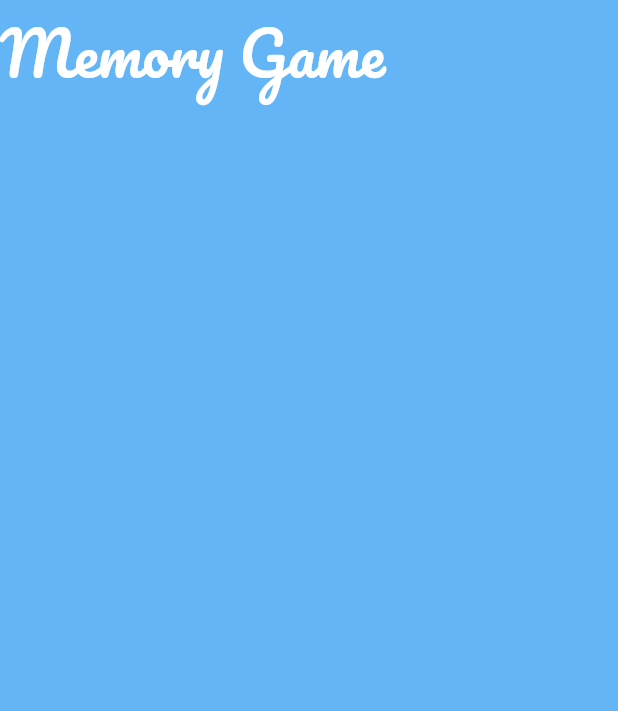
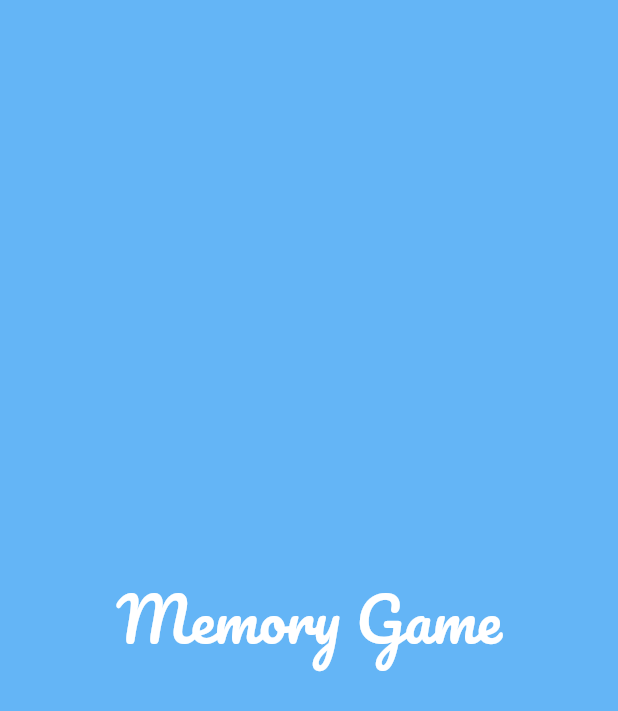
Before and after one commit to atharvaarankalle/memorygame, a Flutter app: the screen it shows after launch, on a phone screen of 412 x 824 dp. Shown: the top 711 px of the screen. Run offline on Flutter 3.47's test engine with Material 2 defaults, Android fonts, the phone set to English and light mode, and no system bars.

Commit message:
Finish header section

```diff
--- a/lib/header.dart
+++ b/lib/header.dart
@@ -9,6 +9,6 @@ class Header extends StatelessWidget {
 
   @override
   Widget build(BuildContext context) {
-    return Text(titleOfGame, style: TextStyle(color: Colors.white, fontSize: 40, fontFamily: 'Pacifico'));
+    return Center(child: Text(titleOfGame, style: TextStyle(color: Colors.white, fontSize: 40, fontFamily: 'Pacifico')));
   }
 }
```
